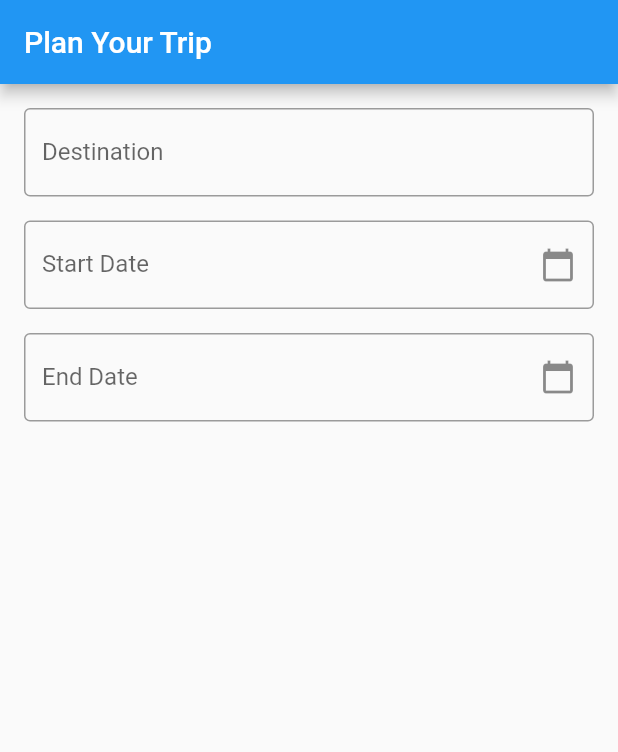
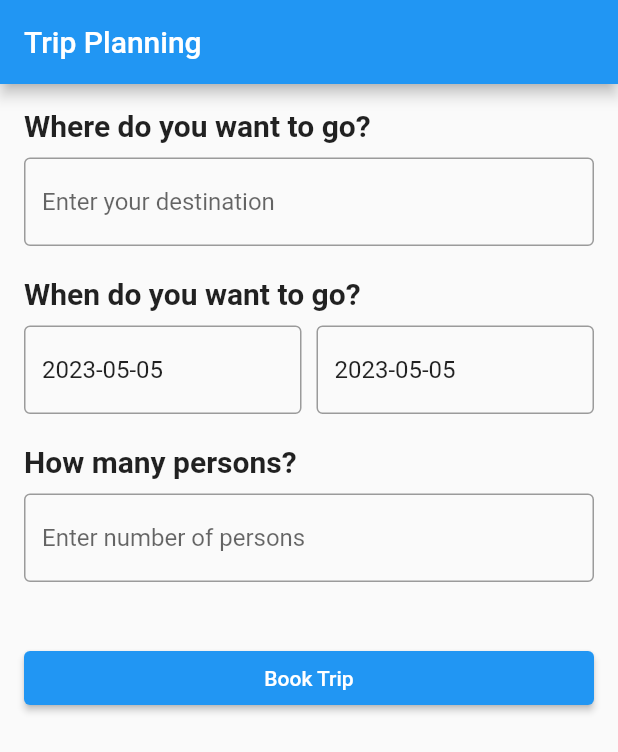
Before and after one commit to alffy007/hackitly_frontend, a Flutter app: the TripPlanningPage screen opened directly, on a phone screen of 412 x 824 dp. Shown: the top 752 px of the screen. Run offline on Flutter 3.47's test engine with Material 2 defaults, Android fonts, the phone set to English and light mode, and no system bars; our stand-ins replace curved_navigation_bar, firebase_auth, firebase_core, firebase_database, flutter_svg, google_fonts and 1 more; accounts and stored records are empty.

Commit message:
Updated planning page

```diff
--- a/lib/UI/tripplanningpage.dart
+++ b/lib/UI/tripplanningpage.dart
@@ -1,93 +1,129 @@
 import 'package:flutter/material.dart';
 
 class TripPlanningPage extends StatefulWidget {
+  const TripPlanningPage({Key? key}) : super(key: key);
+
   @override
   _TripPlanningPageState createState() => _TripPlanningPageState();
 }
 
 class _TripPlanningPageState extends State<TripPlanningPage> {
-  final _destinationController = TextEditingController();
-  final _startDateController = TextEditingController();
-  final _endDateController = TextEditingController();
-
+  final TextEditingController _destinationController = TextEditingController();
+  final TextEditingController _noOfPersonsController = TextEditingController();
   DateTime _startDate = DateTime.now();
   DateTime _endDate = DateTime.now();
+
   Future<void> _selectStartDate(BuildContext context) async {
-    final picked = await showDatePicker(
+    final DateTime? picked = await showDatePicker(
       context: context,
-      initialDate: _startDate ?? DateTime.now(),
+      initialDate: _startDate,
       firstDate: DateTime.now(),
-      lastDate: DateTime(2100),
+      lastDate: DateTime(2101),
     );
-    if (picked != null && picked != _startDate) {
+    if (picked != null && picked != _startDate)
       setState(() {
         _startDate = picked;
-        _startDateController.text = picked.toString();
       });
-    }
   }
 
   Future<void> _selectEndDate(BuildContext context) async {
-    final picked = await showDatePicker(
+    final DateTime? picked = await showDatePicker(
       context: context,
-      initialDate: _endDate ?? DateTime.now().add(Duration(days: 1)),
-      firstDate: _startDate ?? DateTime.now().add(Duration(days: 1)),
-      lastDate: DateTime(2100),
+      initialDate: _endDate,
+      firstDate: DateTime.now(),
+      lastDate: DateTime(2101),
     );
-    if (picked != null && picked != _endDate) {
+    if (picked != null && picked != _endDate)
       setState(() {
         _endDate = picked;
-        _endDateController.text = picked.toString();
       });
-    }
-  }
-
-  @override
-  void dispose() {
-    _destinationController.dispose();
-    _startDateController.dispose();
-    _endDateController.dispose();
-    super.dispose();
   }
 
   @override
   Widget build(BuildContext context) {
     return Scaffold(
       appBar: AppBar(
-        title: Text('Plan Your Trip'),
+        title: Text('Trip Planning'),
       ),
       body: Padding(
         padding: const EdgeInsets.all(16.0),
         child: Column(
-          crossAxisAlignment: CrossAxisAlignment.stretch,
+          crossAxisAlignment: CrossAxisAlignment.start,
           children: [
+            Text(
+              'Where do you want to go?',
+              style: TextStyle(fontSize: 20, fontWeight: FontWeight.bold),
+            ),
+            SizedBox(height: 10),
             TextField(
               controller: _destinationController,
               decoration: InputDecoration(
-                labelText: 'Destination',
+                hintText: 'Enter your destination',
                 border: OutlineInputBorder(),
               ),
             ),
-            SizedBox(height: 16.0),
+            SizedBox(height: 20),
+            Text(
+              'When do you want to go?',
+              style: TextStyle(fontSize: 20, fontWeight: FontWeight.bold),
+            ),
+            SizedBox(height: 10),
+            Row(
+              children: [
+                Expanded(
+                  child: InkWell(
+                    onTap: () => _selectStartDate(context),
+                    child: InputDecorator(
+                      decoration: InputDecoration(
+                        border: OutlineInputBorder(),
+                        hintText: 'Start Date',
+                      ),
+                      child: Text(
+                        '${_startDate.toLocal()}'.split(' ')[0],
+                        style: TextStyle(fontSize: 16),
+                      ),
+                    ),
+                  ),
+                ),
+                SizedBox(width: 10),
+                Expanded(
+                  child: InkWell(
+                    onTap: () => _selectEndDate(context),
+                    child: InputDecorator(
+                      decoration: InputDecoration(
+                        border: OutlineInputBorder(),
+                        hintText: 'End Date',
+                      ),
+                      child: Text(
+                        '${_endDate.toLocal()}'.split(' ')[0],
+                        style: TextStyle(fontSize: 16),
+                      ),
+                    ),
+                  ),
+                ),
+              ],
+            ),
+            SizedBox(height: 20),
+            Text(
+              'How many persons?',
+              style: TextStyle(fontSize: 20, fontWeight: FontWeight.bold),
+            ),
+            SizedBox(height: 10),
             TextField(
-              controller: _startDateController,
-              readOnly: true,
-              onTap: () => _selectStartDate(context),
+              controller: _noOfPersonsController,
+              keyboardType: TextInputType.number,
               decoration: InputDecoration(
-                labelText: 'Start Date',
+                hintText: 'Enter number of persons',
                 border: OutlineInputBorder(),
-                suffixIcon: Icon(Icons.calendar_today),
               ),
             ),
-            SizedBox(height: 16.0),
-            TextField(
-              controller: _endDateController,
-              readOnly: true,
-              onTap: () => _selectEndDate(context),
-              decoration: InputDecoration(
-                labelText: 'End Date',
-                border: OutlineInputBorder(),
-                suffixIcon: Icon(Icons.calendar_today),
+            SizedBox(height: 40),
+            SizedBox(
+              width: double.infinity,
+              child: ElevatedButton(
+                onPressed: () {
+                  // code to book the trip
+                }, child: Text('Book Trip'),
               ),
             ),
           ],
```
